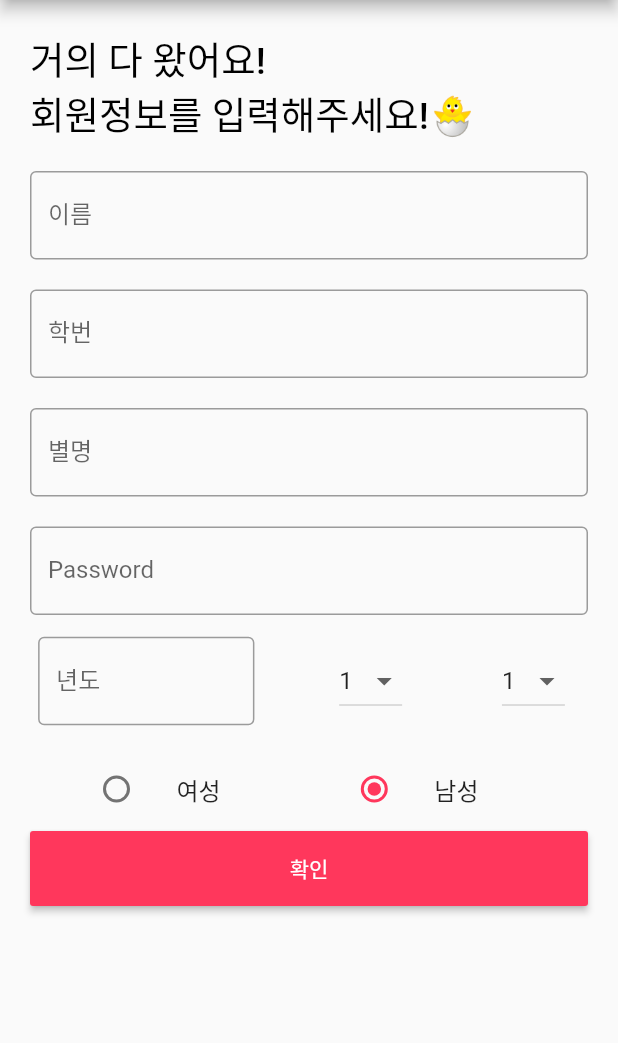
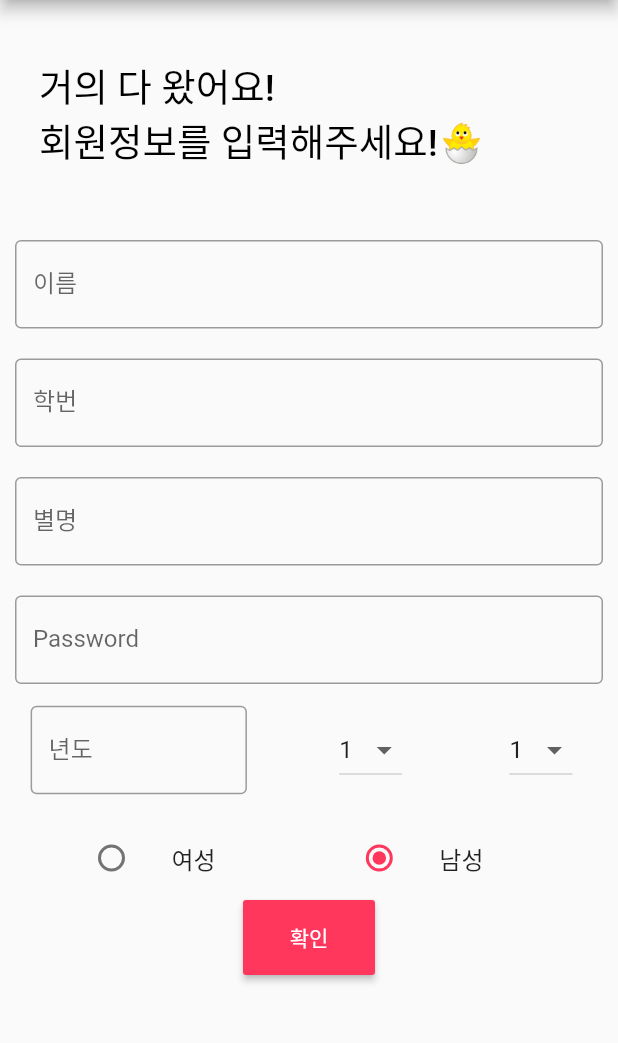
Before and after one commit to jhs60110/campusMeet_test, a Flutter app: the screen it shows after launch, after a tap on "Sign in", on a phone screen of 412 x 824 dp, the part 84-1127 px from its top. Run offline on Flutter 3.47's test engine with Material 2 defaults, Android fonts, the phone set to English and light mode, and no system bars; our stand-ins replace form_field_validator; missing offline and left inert: wc_form_validators.

Commit message:
비밀번호조건

```diff
--- a/campus_meet/lib/main.dart
+++ b/campus_meet/lib/main.dart
@@ -37,6 +37,7 @@ class MyApp extends StatelessWidget {
     return MaterialApp(
         theme: ThemeData(
             primarySwatch:  createMaterialColor(Color(0xffff375c))
+         , visualDensity: VisualDensity.adaptivePlatformDensity,
         ), home: LoginPage());
 
   }
--- a/campus_meet/lib/screens/SignIn_Screen.dart
+++ b/campus_meet/lib/screens/SignIn_Screen.dart
@@ -1,13 +1,28 @@
 import 'package:campus_meet/screens/SignUp_Screen.dart';
 import 'package:flutter/material.dart';
+import 'package:form_field_validator/form_field_validator.dart';
+import 'package:wc_form_validators/wc_form_validators.dart';
+
+import 'home_screen.dart';
 
 class LoginPage extends StatefulWidget {
-
   @override
   State<StatefulWidget> createState() => new _State();
 }
 
 class _State extends State<LoginPage> {
+  GlobalKey<FormState> formkey = GlobalKey<FormState>();
+  String? validatePassword(String value) {
+    if (value.isEmpty) {
+      return "* 필";
+    } else if (value.length < 8) {
+      return "비밀번호는 8자리 이상입니다.";
+    } else if (value.length > 15) {
+      return "Password should not be greater than 15 characters";
+    } else
+      return null;
+  }
+
   TextEditingController nameController = TextEditingController();
   TextEditingController passwordController = TextEditingController();
 
@@ -17,43 +32,55 @@ class _State extends State<LoginPage> {
       appBar: AppBar(
         title: Text('CampusMeet'),
       ),
-        body: Padding(
-            padding: EdgeInsets.all(10),
-            child: ListView(
+      body: SingleChildScrollView(
+        child: Form(
+            autovalidateMode: AutovalidateMode.always,
+            key: formkey,
+            child: Column(
               children: <Widget>[
-                Container(
-                    alignment: Alignment.center,
-                    padding: EdgeInsets.all(10),
-                    child: Text(
-                      '로그인!',
-                      style: TextStyle(
-                          color: Colors.pinkAccent,
-                          fontWeight: FontWeight.w500,
-                          fontSize: 30),
-                    )),
-                Container(
-                  padding: EdgeInsets.all(10),
-                  child: TextField(
-                    controller: nameController,
+                Padding(
+                  padding: const EdgeInsets.only(top: 60.0),
+                  child: Center(
+                    child: Container(
+                        width: 200,
+                        height: 150,
+                        child: Image.asset('asset/images/flutter-logo.png')),
+                  ), //캠퍼스밋이미지가져와
+                ),
+                Padding(
+                  padding: EdgeInsets.symmetric(horizontal: 15),
+                  child: TextFormField(
+                      //controller: nameController,
                       decoration: InputDecoration(
                           border: OutlineInputBorder(),
-                      labelText: 'ID',
+                          labelText: 'Email',
+                          hintText: 'Enter valid email id as abc@gmail.com'),
+                      validator: MultiValidator([
+                        RequiredValidator(errorText: "* Required"),
+                        EmailValidator(errorText: "Enter valid email id"),
+                      ])),
                 ),
-                  ),
-                ),
-                Container(
-                  padding: EdgeInsets.fromLTRB(10, 10, 10, 0),
-                  child: TextField(
+                Padding(
+                  padding: const EdgeInsets.only(
+                      left: 15.0, right: 15.0, top: 15, bottom: 0),
+                  child: TextFormField(
                     obscureText: true,
-                    controller: passwordController,
+                    //controller: passwordController,
                     decoration: InputDecoration(
                         border: OutlineInputBorder(),
                         labelText: 'Password',
-                    ),
+                        hintText: 'Enter secure password'),
+                    validator: Validators.compose([
+                      Validators.required('Password is required'),
+                      Validators.patternString(
+                          r'^(?=.*?[a-z])(?=.*?[0-9])(?=.*?[!@#\$&*~]).{8,}$',
+                          '8자리이상,숫자,특수문자를 포함해주세요.')
+                    ]),
+                    //validatePassword,        //Function to check validation
                   ),
                 ),
                 FlatButton(
-                  onPressed: (){
+                  onPressed: () {
                     //forgot password screen
                   },
                   textColor: Colors.pinkAccent,
@@ -61,16 +88,28 @@ class _State extends State<LoginPage> {
                 ),
                 Container(
                   height: 50,
-                    padding: EdgeInsets.fromLTRB(10, 0, 10, 0),
-                    child: RaisedButton(
-                      textColor: Colors.white,
+                  width: 250,
+                  decoration: BoxDecoration(
                       color: Color(0xffff375c),
-                      child: Text('Login'),
+                      borderRadius: BorderRadius.circular(20)),
+                  child: FlatButton(
                     onPressed: () {
-                        print(nameController.text);
-                        print(passwordController.text);
+                      //print(nameController.text);
+                      //print(passwordController.text);
+                      if (formkey.currentState!.validate()) {
+                        Navigator.push(context,
+                            MaterialPageRoute(builder: (_) => HomeScreen()));
+                        print("Validated");
+                      } else {
+                        print("Not Validated");
+                      }
                     },
-                    )),
+                    child: Text(
+                      'Login',
+                      style: TextStyle(color: Colors.white, fontSize: 25),
+                    ),
+                  ),
+                ),
                 Container(
                     child: Row(
                   children: <Widget>[
@@ -84,7 +123,9 @@ class _State extends State<LoginPage> {
                       onPressed: () {
                         Navigator.push(
                           context,
-                                MaterialPageRoute(builder: (context) => SignUpScreen() ),);
+                          MaterialPageRoute(
+                              builder: (context) => SignUpScreen()),
+                        );
                         //요기서 화면 바 SignUpScreen() RadioApp() DropDown()
                         //signup screen
                       },
@@ -93,6 +134,8 @@ class _State extends State<LoginPage> {
                   mainAxisAlignment: MainAxisAlignment.center,
                 ))
               ],
-            )));
+            )),
+      ),
+    );
   }
 }
--- a/campus_meet/lib/screens/SignUp_Screen.dart
+++ b/campus_meet/lib/screens/SignUp_Screen.dart
@@ -1,5 +1,8 @@
 import 'package:flutter/material.dart';
 import 'package:campus_meet/main.dart';
+import 'package:wc_form_validators/wc_form_validators.dart';
+import 'package:flutter/services.dart';
+
 enum Gender { WOMEN, MAN }
 
 class SignUpScreen extends StatefulWidget {
@@ -8,7 +11,6 @@ class SignUpScreen extends StatefulWidget {
 }
 
 class _State extends State<SignUpScreen> {
-
   TextEditingController nameController = TextEditingController();
   TextEditingController universityController = TextEditingController();
   TextEditingController studentIDController = TextEditingController();
@@ -24,25 +26,23 @@ class _State extends State<SignUpScreen> {
   String dayDropdownvalue = '1';
   Gender? _gender = Gender.MAN;
 
-  // 학번 입력받을때 숫자패드만 보이게 아래 참고
-  // https://stackoverflow.com/questions/49577781/how-to-create-number-input-field-in-flutter
 /*var _ageList = ['19', '20', '21', '22', '23', '24', '25'];
 var _selectedValue = '24';8*/
 
   @override
   Widget build(BuildContext context) {
-
+    GlobalKey<FormState> formkey = GlobalKey<FormState>();
     Color color = Color(0xffff375c);
-    List month =[];
-      for (int i = 1; i < 13; i++){
+    List month = [];
+    for (int i = 1; i < 13; i++) {
       String ii = i.toString();
       month.add(ii);
     }
-    List day =[];
-    for (int i = 1; i < 32; i++){
+    List day = [];
+    for (int i = 1; i < 32; i++) {
       String ii = i.toString();
       day.add(ii);
-    }    //1 3 5 7 8 10 12 <- 31일
+    } //1 3 5 7 8 10 12 <- 31일
     //2월은? 2개?
     //4 6 9 11 <- 30일
 
@@ -51,13 +51,17 @@ var _selectedValue = '24';8*/
         title: Text('CampusMeet'),
         backgroundColor: color,
       ),
-         body: Padding(
-            padding: EdgeInsets.all(10),
-            child: ListView(
+      body: SingleChildScrollView(
+        child: Form(
+          autovalidateMode: AutovalidateMode.always,
+          key: formkey,
+          child: Column(
             children: <Widget>[
 
-                Container( //회원가입 타이
-                    alignment: Alignment.centerLeft,
+              Container(
+                  width: 380,
+                  height: 150,
+                  alignment: Alignment(-1.0, 0.0),
                   padding: EdgeInsets.all(10),
                   child: Text(
                     '거의 다 왔어요! \n회원정보를 입력해주세요!🐣',
@@ -77,14 +81,18 @@ var _selectedValue = '24';8*/
                     labelText: '이름',
                   ),
                 ),
-                ),//이름
+              ), //이름
+
+              // 학번 입력받을때 숫자패드만 보이게 아래 참고
+              // https://stackoverflow.com/questions/49577781/how-to-create-number-input-field-in-flutter
               Container(
                 padding: EdgeInsets.all(10),
                 child: TextField(
+                  keyboardType: TextInputType.number, //안뜨는
                   controller: studentIDController,
                   decoration: InputDecoration(
                     border: OutlineInputBorder(),
-                      labelText: '학번', //텍스트필드말고 숫자만?
+                    labelText: '학번', //텍스트필드말고 숫자만?데 두자리?
                   ),
                 ),
               ),
@@ -99,14 +107,20 @@ var _selectedValue = '24';8*/
                 ),
               ),
               Container(
+                //signin 65
                 padding: EdgeInsets.fromLTRB(10, 10, 10, 0),
-                  child: TextField( //비밀번호 조건
+                child: TextFormField(
+                  //비밀번호 조건
                   obscureText: true,
                   controller: passwordController,
                   decoration: InputDecoration(
-                      border: OutlineInputBorder(),
-                      labelText: 'Password',
-                    ),
+                      border: OutlineInputBorder(), labelText: 'Password'),
+                  validator: Validators.compose([
+                    Validators.required('Password is required'),
+                    Validators.patternString(
+                        r'^(?=.*?[a-z])(?=.*?[0-9])(?=.*?[!@#\$&*~]).{8,}$',
+                        '8자리이상,숫자,특수문자를 포함해주세요.')
+                  ]),
                 ),
               ),
 
@@ -123,15 +137,16 @@ var _selectedValue = '24';8*/
                   ),
                 ),*/
 
-
               Container(
                 padding: EdgeInsets.all(10),
                 child: Row(
                   mainAxisAlignment: MainAxisAlignment.spaceEvenly,
                   children: [
-                      SizedBox( //padding설
-                        width: MediaQuery.of(context).size.width*0.35,
-                        child: TextField( //int만 두자리 받
+                    SizedBox(
+                      //padding설
+                      width: MediaQuery.of(context).size.width * 0.35,
+                      child: TextField(
+                        keyboardType: TextInputType.number,
                         controller: yearController,
                         decoration: InputDecoration(
                           border: OutlineInputBorder(),
@@ -140,50 +155,38 @@ var _selectedValue = '24';8*/
                       ),
                     ),
                     SizedBox(
-                          width: MediaQuery.of(context).size.width*0.35,
+                        width: MediaQuery.of(context).size.width * 0.35,
                         child: Center(
                           child: DropdownButton(
                             value: montDropdownvalue,
-                              items:month.map((month) {
+                            items: month.map((month) {
                               return DropdownMenuItem(
-                                    value: month,
-                                    child: Text(month)
-                                );
-                              }
-                              ).toList(),
-                              onChanged: (newValue){
+                                  value: month, child: Text(month));
+                            }).toList(),
+                            onChanged: (newValue) {
                               setState(() {
                                 montDropdownvalue = newValue as String;
                               });
                             },
                           ),
-
-                          )
-                      ),
+                        )),
                     Container(
                         padding: EdgeInsets.all(10),
                         child: Center(
                           child: DropdownButton(
                             value: dayDropdownvalue,
-                              items:day.map((day) {
+                            items: day.map((day) {
                               return DropdownMenuItem(
-                                    value: day,
-                                    child: Text(day)
-                                );
-                              }
-                              ).toList(),
-                              onChanged: (newValue){
+                                  value: day, child: Text(day));
+                            }).toList(),
+                            onChanged: (newValue) {
                               setState(() {
                                 dayDropdownvalue = newValue as String;
                               });
                             },
                           ),
-
-                          )
-                      ),
+                        )),
                   ],
-
-
                 ),
               ),
 
@@ -191,7 +194,7 @@ var _selectedValue = '24';8*/
                 mainAxisAlignment: MainAxisAlignment.spaceEvenly,
                 children: [
                   SizedBox(
-                      width: MediaQuery.of(context).size.width*0.35,
+                    width: MediaQuery.of(context).size.width * 0.35,
                     child: ListTile(
                       title: const Text('여성'),
                       leading: Radio<Gender>(
@@ -206,7 +209,7 @@ var _selectedValue = '24';8*/
                     ),
                   ),
                   SizedBox(
-                      width: MediaQuery.of(context).size.width*0.4,
+                    width: MediaQuery.of(context).size.width * 0.4,
                     child: ListTile(
                       title: const Text('남성'),
                       leading: Radio<Gender>(
@@ -223,22 +226,6 @@ var _selectedValue = '24';8*/
                 ],
               ),
 // https://api.flutter.dev/flutter/material/Radio-class.html 값을 어떻게 갖고오
-
-
-
-
-          /////////나이  끝
-              /*  Container(
-                  padding: EdgeInsets.all(10),
-                  child: TextField(
-                    controller: idController,
-                    decoration: InputDecoration(
-                      border: OutlineInputBorder(),
-                      labelText: 'ID',
-                    ),
-                  ),
-                ),아이디는 학교이메일 */
-
 
               Container(
                 height: 50,
@@ -258,11 +245,13 @@ var _selectedValue = '24';8*/
                     print(nicknameController.text);
                     print(introductionController.text);
                     print(yearController.text);
-
                   },
-                    )),
-
+                ),
+              ),
             ],
-            )));
+          ),
+        ),
+      ),
+    );
   }
 }
--- a/campus_meet/pubspec.yaml
+++ b/campus_meet/pubspec.yaml
@@ -29,7 +29,8 @@ environment:
 dependencies:
   flutter:
     sdk: flutter
-
+  form_field_validator: ^1.0.1
+  wc_form_validators: ^1.0.0
 
   # The following adds the Cupertino Icons font to your application.
   # Use with the CupertinoIcons class for iOS style icons.
```
Also changed, not shown: campus_meet/lib/just_test/HomePage.dart (added, +34 -0 lines), campus_meet/lib/just_test/LoginFormWithValidation.dart (added, +119 -0 lines), campus_meet/lib/just_test/password.dart (added, +33 -0 lines), campus_meet/pubspec.lock, 1 other file. Lines whose indentation alone changed are shown as unchanged.
